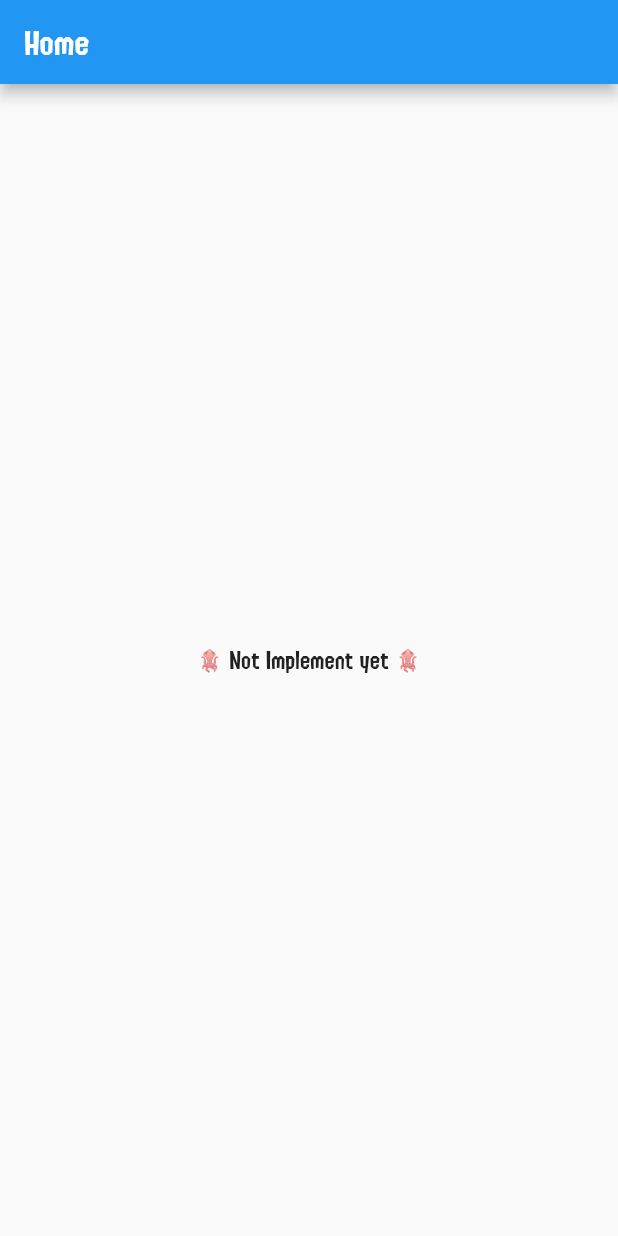
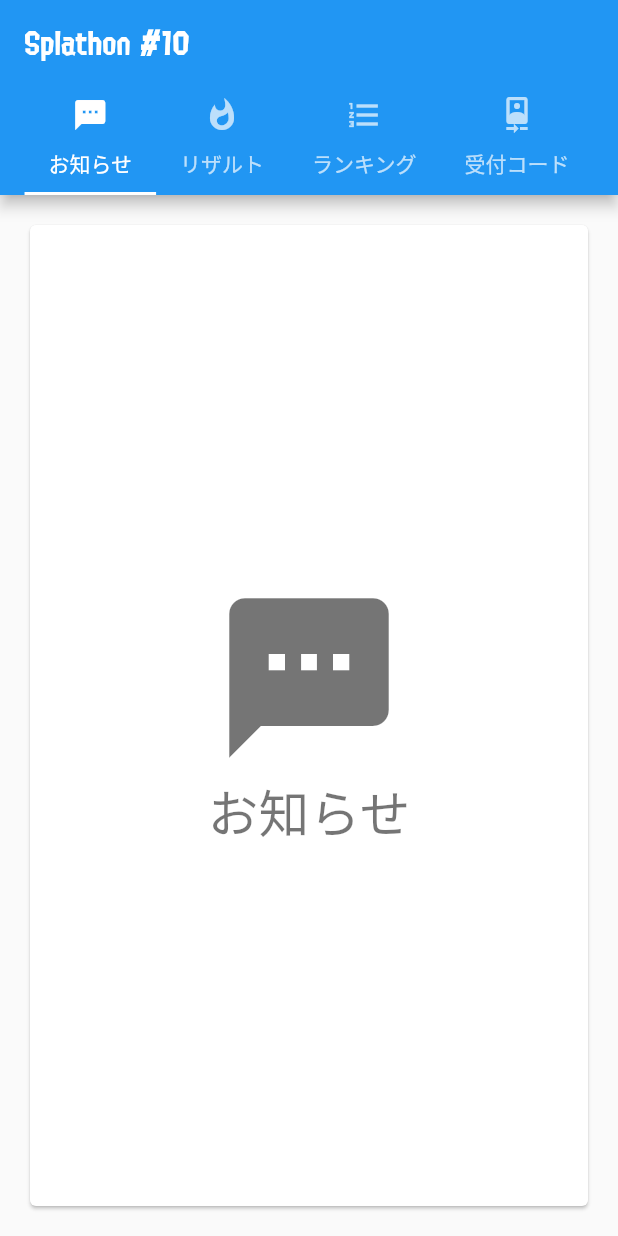
Before and after one commit to splathon/splathon-client, a Flutter app: the screen it shows after launch, after a tap on "login", on a phone screen of 412 x 824 dp. Run offline on Flutter 3.47's test engine with Material 2 defaults, Android fonts, the phone set to English and light mode, and no system bars.

Commit message:
:wrench: add tab bar view

```diff
--- a/lib/main.dart
+++ b/lib/main.dart
@@ -1,6 +1,7 @@
 import 'package:flutter/material.dart';
 import 'package:splathon_app/views/splash.dart';
 import 'package:splathon_app/views/login.dart';
+import 'package:splathon_app/views/hometabbedbar.dart';
 import 'package:splathon_app/views/home.dart';
 
 void main() {
@@ -9,7 +10,7 @@ void main() {
     routes: <String, WidgetBuilder>{
       '/': (_) => new Splash(),
       '/login': (_) => new Login(),
-      '/home': (_) => new Home(),
+      '/home': (_) => new HomeTabbedBar(),
     },
   ));
 }
--- /dev/null
+++ b/lib/views/hometabbedbar.dart
@@ -0,0 +1,77 @@
+import 'package:flutter/material.dart';
+import 'package:splathon_app/styles/text.dart';
+
+/**
+ * Reference Google Sample Code
+ * https://flutter.dev/docs/catalog/samples/tabbed-app-bar
+ */
+class HomeTabbedBar extends StatelessWidget {
+  @override
+  Widget build(BuildContext context) {
+    return MaterialApp(
+      home: DefaultTabController(
+        length: choices.length,
+        child: Scaffold(
+          appBar: AppBar(
+            title: SplaText('Splathon #10'),
+            bottom: TabBar(
+              isScrollable: true,
+              tabs: choices.map((TabView tabView) {
+                return Tab(
+                  text: tabView.title,
+                  icon: Icon(tabView.icon),
+                );
+              }).toList(),
+            ),
+          ),
+          body: TabBarView(
+            children: choices.map((TabView tabView) {
+              return Padding(
+                padding: const EdgeInsets.all(16.0),
+                child: TabViewCard(tabView: tabView,),
+              );
+            }).toList(),
+          ),
+        ),
+      ),
+    );
+  }
+}
+
+class TabView {
+  const TabView({this.title, this.icon});
+
+  final String title;
+  final IconData icon;
+}
+
+const List<TabView> choices = const <TabView>[
+  const TabView(title: 'お知らせ', icon: Icons.sms),
+  const TabView(title: 'リザルト', icon: Icons.whatshot),
+  const TabView(title: 'ランキング', icon: Icons.format_list_numbered),
+  const TabView(title: '受付コード', icon: Icons.camera_front),
+];
+
+class TabViewCard extends StatelessWidget {
+  const TabViewCard({Key key, this.tabView}) : super(key: key);
+
+  final TabView tabView;
+
+  @override
+  Widget build(BuildContext context) {
+    final TextStyle textStyle = Theme.of(context).textTheme.display1;
+    return Card(
+      color: Colors.white,
+      child: Center(
+        child: Column(
+          mainAxisSize: MainAxisSize.min,
+          crossAxisAlignment: CrossAxisAlignment.center,
+          children: <Widget>[
+            Icon(tabView.icon, size: 128.0, color: textStyle.color),
+            Text(tabView.title, style: textStyle),
+          ],
+        ),
+      ),
+    );
+  }
+}
```
